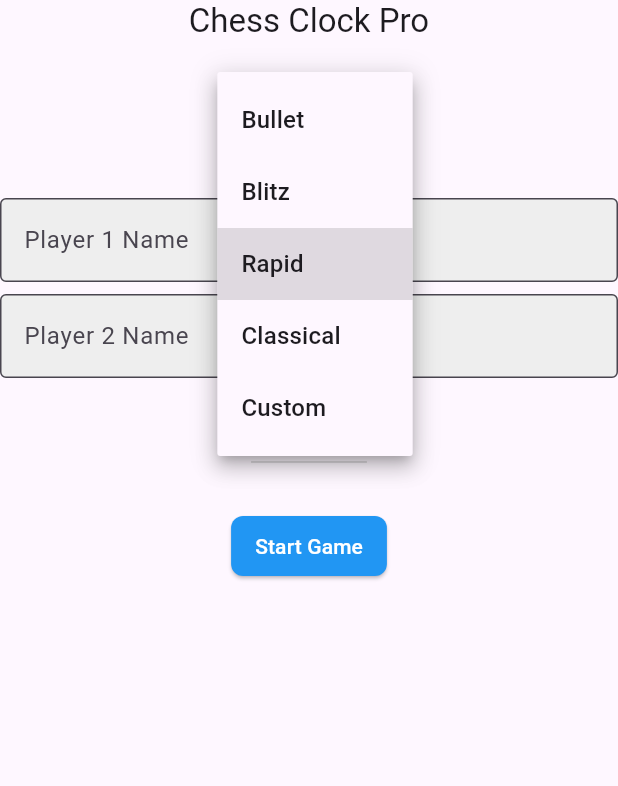
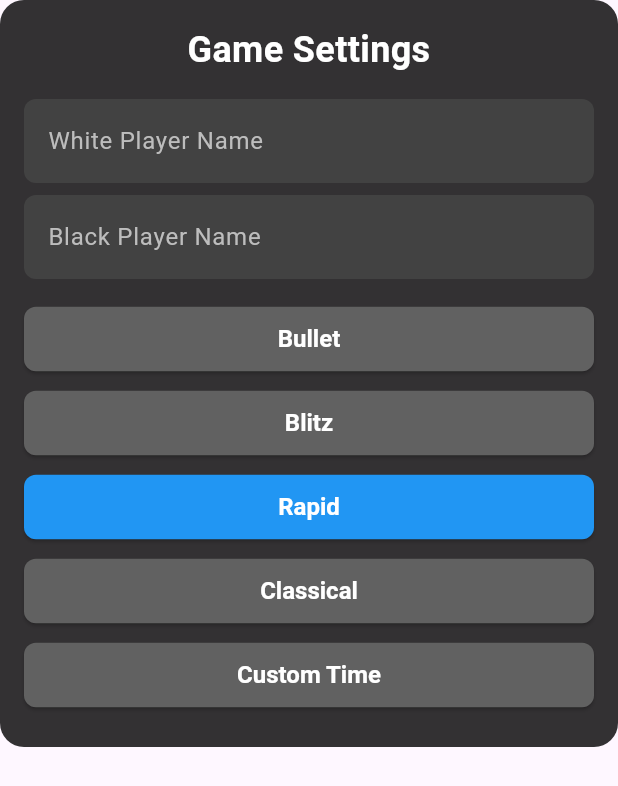
Before and after one commit to ther12k/mychessclock, a Flutter app: the GameModeSelector widget shown alone on an empty page, opened directly with empty values, after a tap on "Rapid", on a phone screen of 412 x 824 dp. Shown: the top 786 px of the screen. Run offline on Flutter 3.47's test engine with Material 3 defaults, Android fonts, the phone set to English and light mode, and no system bars; our stand-ins replace audioplayers, confetti; missing offline and left inert: neon_widgets.

Commit message:
feat : gameover and game setup update

```diff
--- a/lib/widgets/game_mode_selector.dart
+++ b/lib/widgets/game_mode_selector.dart
@@ -4,7 +4,7 @@ import '../models/game_settings.dart';
 class GameModeSelector extends StatefulWidget {
   final Function(GameSettings) onSettingsSelected;
 
-  GameModeSelector({required this.onSettingsSelected});
+  const GameModeSelector({Key? key, required this.onSettingsSelected}) : super(key: key);
 
   @override
   _GameModeSelectorState createState() => _GameModeSelectorState();
@@ -12,143 +12,148 @@ class GameModeSelector extends StatefulWidget {
 
 class _GameModeSelectorState extends State<GameModeSelector> {
   String _selectedMode = 'Rapid';
+  String _whitePlayerName = '';
+  String _blackPlayerName = '';
   int _customMinutes = 10;
-  int _customIncrement = 5;
-  String _player1Name = 'Player 1';
-  String _player2Name = 'Player 2';
-  String _selectedSound = 'Classic';
+  int _customIncrement = 0;
 
-  final List<String> _soundOptions = ['Classic', 'Digital', 'Wood'];
+  final List<String> _gameModes = ['Bullet', 'Blitz', 'Rapid', 'Classical', 'Custom Time'];
 
   @override
   Widget build(BuildContext context) {
-    return Column(
+    return Container(
+      width: double.infinity,
+      padding: const EdgeInsets.all(16),
+      decoration: BoxDecoration(
+        color: Colors.black.withOpacity(0.8),
+        borderRadius: BorderRadius.circular(16),
+      ),
+      child: Column(
         mainAxisSize: MainAxisSize.min,
+        crossAxisAlignment: CrossAxisAlignment.stretch,
         children: [
-        Text('Chess Clock Pro', style: Theme.of(context).textTheme.titleLarge),
-        SizedBox(height: 24),
-        DropdownButton<String>(
-          value: _selectedMode,
-          items: ['Bullet', 'Blitz', 'Rapid', 'Classical', 'Custom']
-              .map((String value) {
-            return DropdownMenuItem<String>(
-              value: value,
-              child: Text(value),
-            );
-          }).toList(),
-          onChanged: (String? newValue) {
-            setState(() {
-              _selectedMode = newValue!;
-            });
-          },
+          Text(
+            'Game Settings',
+            style: TextStyle(color: Colors.white, fontSize: 24, fontWeight: FontWeight.bold),
+            textAlign: TextAlign.center,
           ),
           SizedBox(height: 16),
-        if (_selectedMode == 'Custom') ...[
-          Row(
-            mainAxisAlignment: MainAxisAlignment.spaceBetween,
-            children: [
-              Text('Minutes:'),
-              SizedBox(
-                width: 100,
-                child: TextField(
-                  keyboardType: TextInputType.number,
-                  onChanged: (value) =>
-                      _customMinutes = int.tryParse(value) ?? 10,
+          _buildPlayerNameInput(
+            hintText: 'White Player Name',
+            onChanged: (value) => setState(() => _whitePlayerName = value),
+          ),
+          SizedBox(height: 8),
+          _buildPlayerNameInput(
+            hintText: 'Black Player Name',
+            onChanged: (value) => setState(() => _blackPlayerName = value),
+          ),
+          SizedBox(height: 16),
+          ..._gameModes.map((mode) => _buildModeButton(mode)),
+          if (_selectedMode == 'Custom Time') ...[
+            SizedBox(height: 8),
+            _buildCustomTimeInputs(),
+          ],
+        ],
+      ),
+    );
+  }
+
+  Widget _buildPlayerNameInput({required String hintText, required Function(String) onChanged}) {
+    return TextField(
+      style: TextStyle(color: Colors.white),
+      decoration: InputDecoration(
+        hintText: hintText,
+        hintStyle: TextStyle(color: Colors.grey[400]),
+        filled: true,
+        fillColor: Colors.grey[800],
+        border: OutlineInputBorder(
+          borderRadius: BorderRadius.circular(8),
+          borderSide: BorderSide.none,
         ),
       ),
-            ],
+      onChanged: onChanged,
+    );
+  }
+
+  Widget _buildModeButton(String mode) {
+    bool isSelected = _selectedMode == mode;
+    return Padding(
+      padding: const EdgeInsets.only(bottom: 8),
+      child: ElevatedButton(
+        child: Text(mode),
+        style: ElevatedButton.styleFrom(
+          foregroundColor: Colors.white, backgroundColor: isSelected ? Colors.blue : Colors.grey[700],
+          padding: EdgeInsets.symmetric(vertical: 12),
+          textStyle: TextStyle(fontSize: 16, fontWeight: FontWeight.bold),
+          shape: RoundedRectangleBorder(borderRadius: BorderRadius.circular(8)),
         ),
-          SizedBox(height: 8),
-          Row(
-            mainAxisAlignment: MainAxisAlignment.spaceBetween,
+        onPressed: () => setState(() => _selectedMode = mode),
+      ),
+    );
+  }
+
+  Widget _buildCustomTimeInputs() {
+    return Row(
       children: [
-              Text('Increment:'),
-              SizedBox(
-                width: 100,
+        Expanded(
           child: TextField(
-                  keyboardType: TextInputType.number,
-                  onChanged: (value) =>
-                      _customIncrement = int.tryParse(value) ?? 5,
+            style: TextStyle(color: Colors.white),
+            decoration: InputDecoration(
+              hintText: 'Minutes',
+              hintStyle: TextStyle(color: Colors.grey[400]),
+              filled: true,
+              fillColor: Colors.grey[800],
+              border: OutlineInputBorder(
+                borderRadius: BorderRadius.circular(8),
+                borderSide: BorderSide.none,
               ),
             ),
-            ],
+            keyboardType: TextInputType.number,
+            onChanged: (value) => setState(() => _customMinutes = int.tryParse(value) ?? 10),
           ),
-        ],
-        SizedBox(height: 16),
-        TextField(
-          decoration: InputDecoration(labelText: 'Player 1 Name'),
-          onChanged: (value) => _player1Name = value,
         ),
-        SizedBox(height: 8),
-        TextField(
-          decoration: InputDecoration(labelText: 'Player 2 Name'),
-          onChanged: (value) => _player2Name = value,
+        SizedBox(width: 8),
+        Expanded(
+          child: TextField(
+            style: TextStyle(color: Colors.white),
+            decoration: InputDecoration(
+              hintText: 'Increment',
+              hintStyle: TextStyle(color: Colors.grey[400]),
+              filled: true,
+              fillColor: Colors.grey[800],
+              border: OutlineInputBorder(
+                borderRadius: BorderRadius.circular(8),
+                borderSide: BorderSide.none,
               ),
-        SizedBox(height: 16),
-        DropdownButton<String>(
-          value: _selectedSound,
-          items: _soundOptions.map((String value) {
-            return DropdownMenuItem<String>(
-              value: value,
-              child: Text(value),
-            );
-          }).toList(),
-          onChanged: (String? newValue) {
-            setState(() {
-              _selectedSound = newValue!;
-            });
-          },
             ),
-        SizedBox(height: 24),
-        ElevatedButton(
-          child: Text('Start Game'),
-          onPressed: () {
-            GameSettings settings = GameSettings(
-              mode: _selectedMode,
-              initialTime: _selectedMode == 'Custom'
-                  ? _customMinutes * 60
-                  : _getInitialTime(_selectedMode),
-              increment: _selectedMode == 'Custom'
-                  ? _customIncrement
-                  : _getIncrement(_selectedMode),
-              player1Name: _player1Name,
-              player2Name: _player2Name,
-              soundEffect: _selectedSound,
-            );
-            widget.onSettingsSelected(settings);
-          },
+            keyboardType: TextInputType.number,
+            onChanged: (value) => setState(() => _customIncrement = int.tryParse(value) ?? 0),
+          ),
         ),
       ],
     );
   }
 
+  // Helper methods for time settings (unchanged)
   int _getInitialTime(String mode) {
     switch (mode) {
-      case 'Bullet':
-        return 60;
-      case 'Blitz':
-        return 180;
-      case 'Rapid':
-        return 600;
-      case 'Classical':
-        return 5400;
-      default:
-        return 600;
+      case 'Bullet': return 60;
+      case 'Blitz': return 180;
+      case 'Rapid': return 600;
+      case 'Classical': return 5400;
+      case 'Custom Time': return _customMinutes * 60;
+      default: return 600;
     }
   }
 
   int _getIncrement(String mode) {
     switch (mode) {
-      case 'Bullet':
-        return 0;
-      case 'Blitz':
-        return 2;
-      case 'Rapid':
-        return 5;
-      case 'Classical':
-        return 30;
-      default:
-        return 5;
+      case 'Bullet': return 0;
+      case 'Blitz': return 2;
+      case 'Rapid': return 5;
+      case 'Classical': return 30;
+      case 'Custom Time': return _customIncrement;
+      default: return 5;
     }
   }
 }
--- a/pubspec.yaml
+++ b/pubspec.yaml
@@ -15,6 +15,7 @@ dependencies:
   flutter_svg: ^2.0.10+1
   flutter_glow: ^0.3.0
   neon_widgets: ^2.0.0
+  confetti: ^0.7.0
 
 dev_dependencies:
   flutter_test:
```
Also changed, not shown: lib/screens/chess_clock_screen.dart (+11 -15 lines), lib/widgets/gameover_dialog.dart (added, +99 -0 lines). Lines whose indentation alone changed are shown as unchanged.
